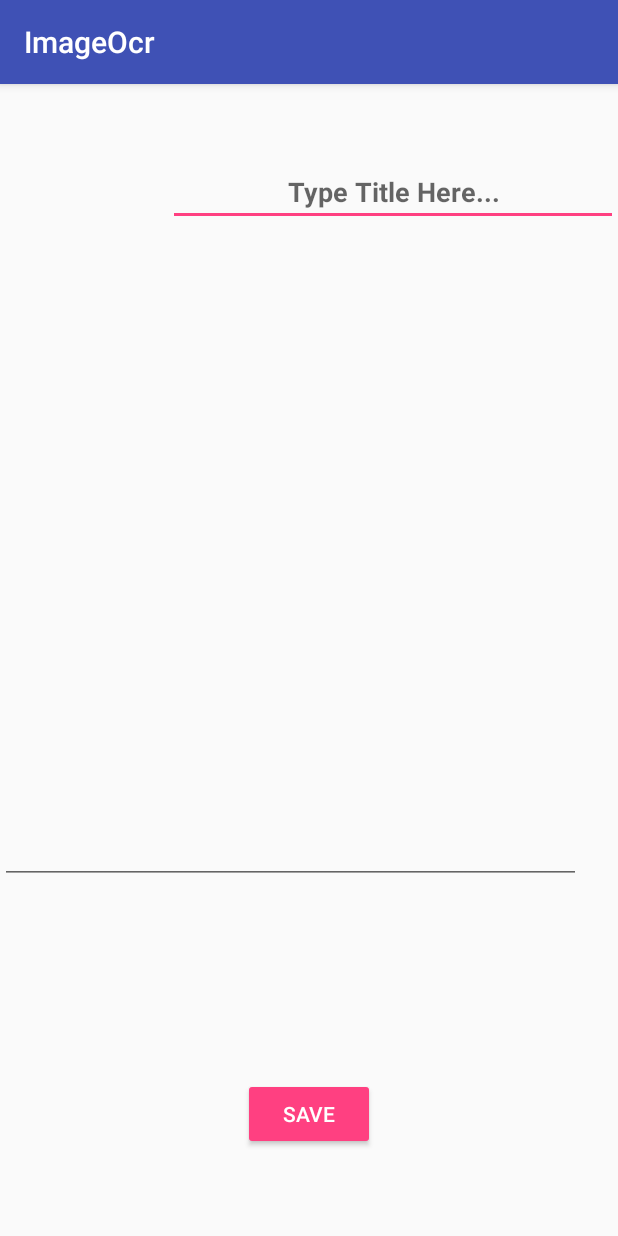
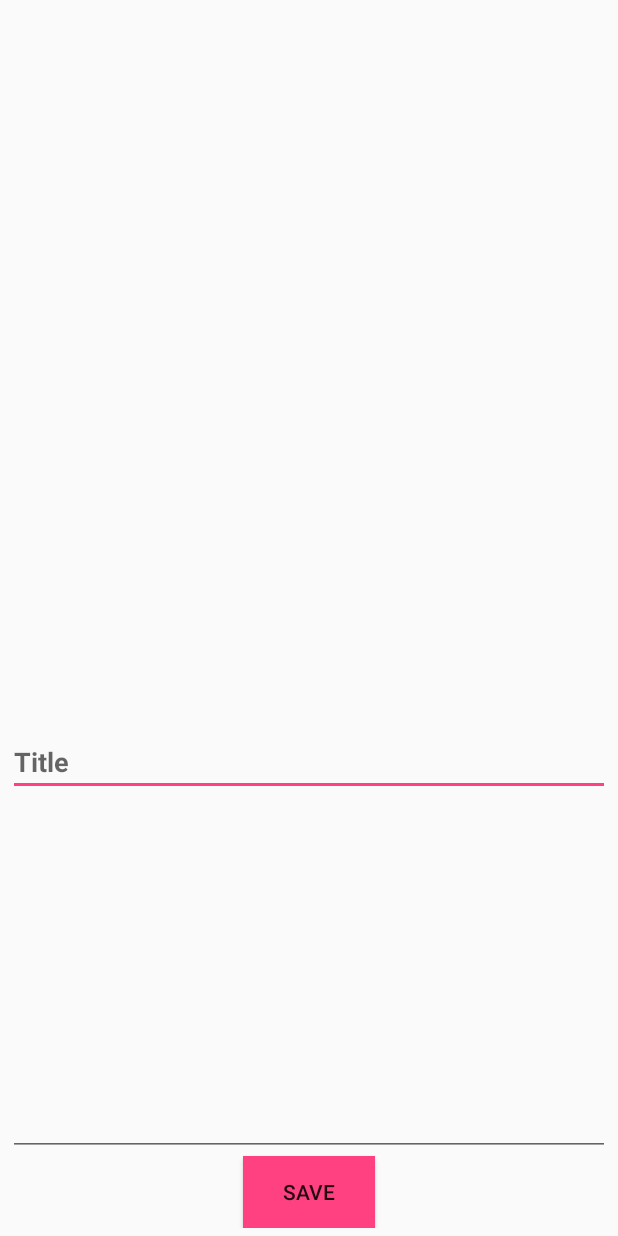
Before and after one commit to uncoded-decimal/ImageOcr, an Android app: the screen it shows after launch (MainActivity), on a phone screen of 412 x 824 dp. Run offline under Robolectric (Android 15) with nearby library versions, the phone set to English and light mode, and no system bars; libraries missing offline, so code that uses them is left out: com.google.android.gms.

```diff
--- a/app/src/main/java/com/example/aditya/imageocr/MainActivity.java
+++ b/app/src/main/java/com/example/aditya/imageocr/MainActivity.java
@@ -30,7 +30,7 @@ import static com.example.aditya.imageocr.R.id.imageView;
 
 public class MainActivity extends AppCompatActivity {
 
-    String detectedText;
+    StringBuilder detectedText;
     EditText edit;
     private static final int PICK_IMAGE=100;
     Uri imageUri;
@@ -81,7 +81,8 @@ public class MainActivity extends AppCompatActivity {
 
             for (TextBlock textBlock : textBlocks) {
                 if (textBlock != null && textBlock.getValue() != null) {
-                    detectedText=detectedText+textBlock.getValue()+"\n";
+                    detectedText.append(textBlock.getValue());
+                    detectedText.append("\n");
                 }
             }
 
@@ -113,6 +114,7 @@ public class MainActivity extends AppCompatActivity {
         catch ( NullPointerException f){
             f.printStackTrace();
         }
+        detectedText=new StringBuilder();
 
         Bitmap bitmap = Bitmap.createBitmap(bmp,0,0,bmp.getWidth(),bmp.getHeight()/2+40);
         gettingTextFromBitmap(bitmap);
--- a/app/src/main/res/layout-v23/activity_main.xml
+++ /dev/null
@@ -1,75 +0,0 @@
-<?xml version="1.0" encoding="utf-8"?>
-<android.support.constraint.ConstraintLayout xmlns:android="http://schemas.android.com/apk/res/android"
-    xmlns:app="http://schemas.android.com/apk/res-auto"
-    xmlns:tools="http://schemas.android.com/tools"
-    android:layout_width="match_parent"
-    android:layout_height="match_parent"
-    tools:context="com.example.aditya.imageocr.MainActivity">
-
-    <EditText
-        android:id="@+id/title"
-        android:layout_width="300dp"
-        android:layout_height="wrap_content"
-        android:layout_marginTop="49dp"
-        android:hint="Type Title Here..."
-        android:textAlignment="center"
-        android:textSize="18dp"
-        android:textStyle="bold"
-        app:layout_constraintRight_toRightOf="parent"
-        app:layout_constraintTop_toTopOf="parent" />
-
-    <EditText
-        android:id="@+id/me"
-        android:layout_width="387dp"
-        android:layout_height="296dp"
-        android:layout_marginBottom="150dp"
-        android:layout_marginTop="60dp"
-        android:linksClickable="true"
-        android:maxLines="16"
-        android:minLines="10"
-        android:selectAllOnFocus="true"
-        android:textAlignment="center"
-        android:textIsSelectable="true"
-        android:textSize="15sp"
-        android:verticalScrollbarPosition="right"
-        app:layout_constraintBottom_toBottomOf="parent"
-        app:layout_constraintHorizontal_bias="0.0"
-        app:layout_constraintLeft_toLeftOf="parent"
-        app:layout_constraintRight_toRightOf="parent"
-        app:layout_constraintTop_toBottomOf="@+id/title"
-        tools:layout_editor_absoluteY="136dp"
-        tools:layout_editor_absoluteX="-3dp"
-        app:layout_constraintVertical_bias="0.496" />
-
-    <Button
-        android:id="@+id/save"
-        style="@android:style/Widget.Material.Button.Colored"
-        android:layout_width="wrap_content"
-        android:layout_height="wrap_content"
-        android:layout_marginBottom="8dp"
-        android:layout_marginRight="8dp"
-        android:layout_marginTop="8dp"
-        android:text="Save"
-        app:layout_constraintBottom_toBottomOf="parent"
-        app:layout_constraintHorizontal_bias="0.513"
-        app:layout_constraintLeft_toLeftOf="parent"
-        app:layout_constraintRight_toRightOf="parent"
-        app:layout_constraintTop_toTopOf="parent"
-        app:layout_constraintVertical_bias="0.93" />
-
-    <ImageView
-        android:id="@+id/imageView"
-        android:layout_width="54dp"
-        android:layout_height="64dp"
-        android:layout_marginLeft="0dp"
-        android:layout_marginTop="28dp"
-        app:layout_constraintLeft_toLeftOf="parent"
-        app:layout_constraintTop_toTopOf="parent"
-        app:layout_constraintRight_toLeftOf="@+id/title"
-        android:layout_marginRight="8dp"
-        app:layout_constraintHorizontal_bias="0.727"
-        app:layout_constraintBottom_toBottomOf="parent"
-        android:layout_marginBottom="8dp"
-        app:layout_constraintVertical_bias="0.0" />
-
-</android.support.constraint.ConstraintLayout>
--- a/app/src/main/res/layout/activity_main.xml
+++ b/app/src/main/res/layout/activity_main.xml
@@ -1,75 +1,61 @@
 <?xml version="1.0" encoding="utf-8"?>
-<android.support.constraint.ConstraintLayout xmlns:android="http://schemas.android.com/apk/res/android"
+<RelativeLayout xmlns:android="http://schemas.android.com/apk/res/android"
     xmlns:app="http://schemas.android.com/apk/res-auto"
     xmlns:tools="http://schemas.android.com/tools"
     android:layout_width="match_parent"
+    android:padding="5dp"
     android:layout_height="match_parent"
     tools:context="com.example.aditya.imageocr.MainActivity">
 
-    <EditText
-        android:id="@+id/title"
-        android:layout_width="300dp"
-        android:layout_height="wrap_content"
-        android:layout_marginTop="49dp"
-        android:hint="Type Title Here..."
-        android:textAlignment="center"
-        android:textSize="18dp"
-        android:textStyle="bold"
-        app:layout_constraintRight_toRightOf="parent"
-        app:layout_constraintTop_toTopOf="parent" />
+
+    <ImageView
+        android:id="@+id/imageView"
+        android:layout_width="match_parent"
+        android:layout_height="240dp"
+        android:scaleType="centerInside"
+        android:padding="5dp"
+        android:layout_centerHorizontal="true"
+        android:layout_alignParentTop="true"/>
+
+
+        <EditText
+            android:id="@+id/title"
+            android:layout_width="match_parent"
+            android:layout_height="wrap_content"
+            android:hint="Title"
+            android:textSize="18dp"
+            android:maxLines="2"
+            android:minLines="1"
+            android:textStyle="bold"
+            android:layout_above="@+id/me"
+            android:layout_alignParentStart="true" />
 
     <EditText
         android:id="@+id/me"
-        android:layout_width="387dp"
-        android:layout_height="296dp"
-        android:layout_marginBottom="150dp"
-        android:layout_marginTop="60dp"
+        android:layout_width="match_parent"
+        android:layout_height="wrap_content"
         android:linksClickable="true"
-        android:maxLines="16"
-        android:minLines="10"
-        android:inputType="text"
+        android:minLines="12"
         android:selectAllOnFocus="true"
+        android:textAlignment="center"
         android:textIsSelectable="true"
         android:textSize="15sp"
         android:verticalScrollbarPosition="right"
-        app:layout_constraintBottom_toBottomOf="parent"
-        app:layout_constraintHorizontal_bias="0.0"
-        app:layout_constraintLeft_toLeftOf="parent"
-        app:layout_constraintRight_toRightOf="parent"
-        app:layout_constraintTop_toBottomOf="@+id/title"
         tools:layout_editor_absoluteY="136dp"
         tools:layout_editor_absoluteX="-3dp"
-        app:layout_constraintVertical_bias="0.496" />
+        app:layout_constraintVertical_bias="0.496"
+        android:layout_above="@+id/save"
+        android:layout_alignParentStart="true" />
+
 
     <Button
         android:id="@+id/save"
         android:layout_width="wrap_content"
         android:layout_height="wrap_content"
-        android:layout_marginBottom="8dp"
-        android:layout_marginRight="8dp"
-        android:layout_marginTop="8dp"
+        android:layout_centerHorizontal="true"
         android:text="Save"
-        android:background="@color/colorAccent"
-        app:layout_constraintBottom_toBottomOf="parent"
-        app:layout_constraintHorizontal_bias="0.513"
-        app:layout_constraintLeft_toLeftOf="parent"
-        app:layout_constraintRight_toRightOf="parent"
-        app:layout_constraintTop_toTopOf="parent"
-        app:layout_constraintVertical_bias="0.93" />
+        android:layout_alignParentBottom="true"
+        android:background="@color/colorAccent"/>
 
-    <ImageView
-        android:id="@+id/imageView"
-        android:layout_width="54dp"
-        android:layout_height="64dp"
-        android:layout_marginLeft="0dp"
-        android:layout_marginTop="28dp"
-        app:layout_constraintLeft_toLeftOf="parent"
-        app:layout_constraintTop_toTopOf="parent"
-        app:layout_constraintRight_toLeftOf="@+id/title"
-        android:layout_marginRight="8dp"
-        app:layout_constraintHorizontal_bias="1.0"
-        app:layout_constraintBottom_toBottomOf="parent"
-        android:layout_marginBottom="8dp"
-        app:layout_constraintVertical_bias="0.0" />
 
-</android.support.constraint.ConstraintLayout>
+</RelativeLayout>
--- a/app/src/main/res/values/styles.xml
+++ b/app/src/main/res/values/styles.xml
@@ -1,7 +1,7 @@
 <resources>
 
     <!-- Base application theme. -->
-    <style name="AppTheme" parent="Theme.AppCompat.Light.DarkActionBar">
+    <style name="AppTheme" parent="Theme.AppCompat.Light.NoActionBar">
         <!-- Customize your theme here. -->
         <item name="colorPrimary">@color/colorPrimary</item>
         <item name="colorPrimaryDark">@color/colorPrimaryDark</item>
```
